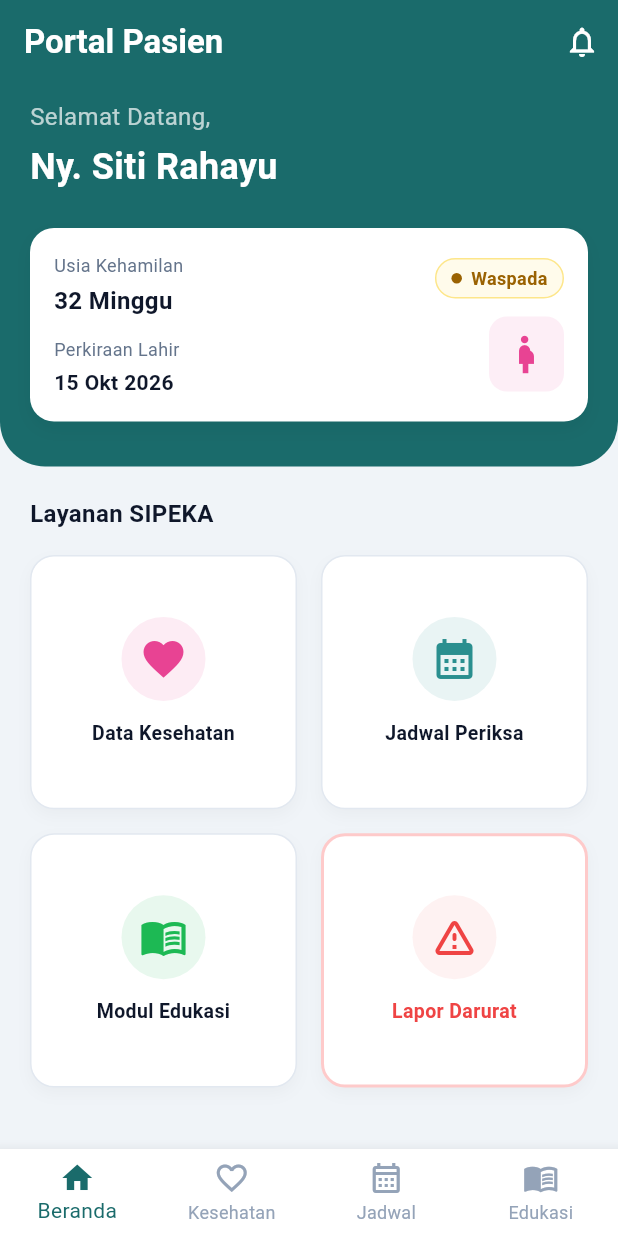
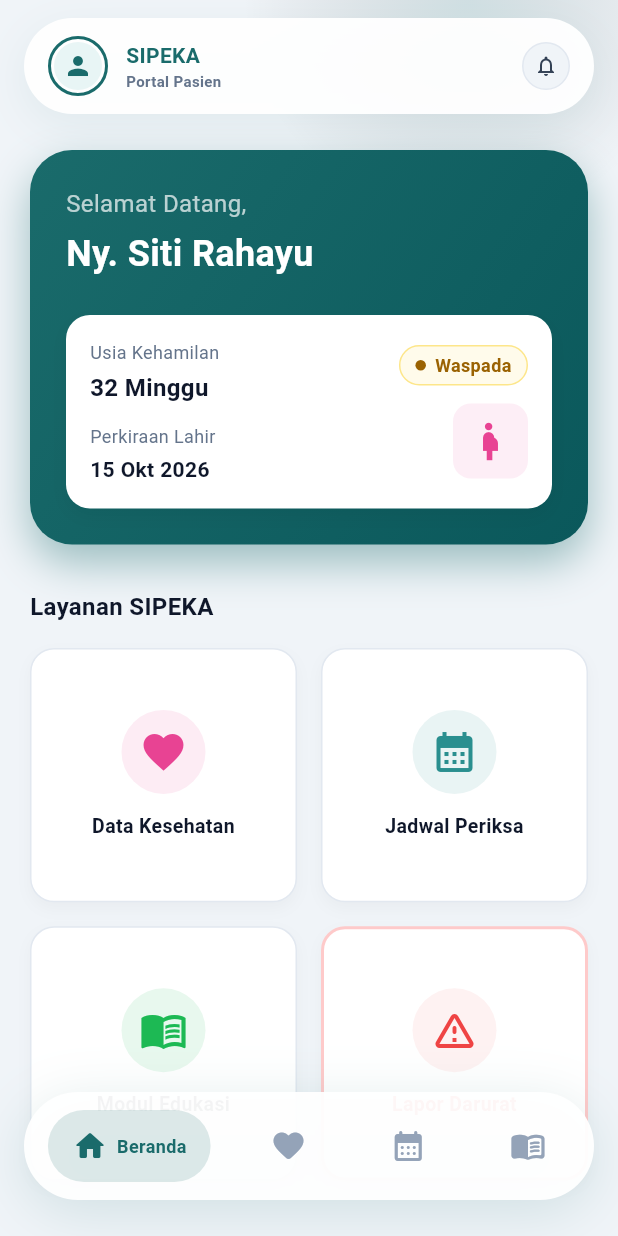
Before and after one commit to ardhikaxx/sipeka-mobile, a Flutter app: the screen it shows after launch, on a phone screen of 412 x 824 dp. Run offline on Flutter 3.47's test engine with Material 3 defaults, Android fonts, the phone set to English and light mode, and no system bars; our stand-ins replace get.

Commit message:
feat: implement floating header and floating bottom navigation bar similar to kliniktap

```diff
--- a/lib/features/main_nav/views/main_nav_view.dart
+++ b/lib/features/main_nav/views/main_nav_view.dart
@@ -18,20 +18,81 @@ class MainNavView extends GetView<MainNavController> {
   @override
   Widget build(BuildContext context) {
     return Scaffold(
+      extendBody: true,
       body: Obx(() => IndexedStack(index: controller.currentIndex.value, children: _pages)),
       bottomNavigationBar: Obx(
-        () => BottomNavigationBar(
-          currentIndex: controller.currentIndex.value,
-          onTap: controller.changePage,
-          selectedItemColor: AppColors.primary,
-          unselectedItemColor: AppColors.gray400,
-          type: BottomNavigationBarType.fixed,
-          backgroundColor: Colors.white,
-          items: const [
-            BottomNavigationBarItem(icon: Icon(Icons.home_outlined), activeIcon: Icon(Icons.home), label: 'Beranda'),
-            BottomNavigationBarItem(icon: Icon(Icons.favorite_outline), activeIcon: Icon(Icons.favorite), label: 'Kesehatan'),
-            BottomNavigationBarItem(icon: Icon(Icons.calendar_month_outlined), activeIcon: Icon(Icons.calendar_month), label: 'Jadwal'),
-            BottomNavigationBarItem(icon: Icon(Icons.menu_book_outlined), activeIcon: Icon(Icons.menu_book), label: 'Edukasi'),
+        () => SafeArea(
+          child: Padding(
+            padding: const EdgeInsets.fromLTRB(16, 0, 16, 24),
+            child: Container(
+              height: 72,
+              padding: const EdgeInsets.symmetric(horizontal: 4),
+              decoration: BoxDecoration(
+                color: Colors.white.withOpacity(0.95),
+                borderRadius: BorderRadius.circular(36),
+                boxShadow: [
+                  BoxShadow(
+                    color: AppColors.primary.withOpacity(0.15),
+                    blurRadius: 32,
+                    offset: const Offset(0, 8),
+                  ),
+                ],
+              ),
+              child: Row(
+                mainAxisAlignment: MainAxisAlignment.spaceAround,
+                children: [
+                  _buildNavItem(controller.currentIndex.value, 0, Icons.home_rounded, 'Beranda'),
+                  _buildNavItem(controller.currentIndex.value, 1, Icons.favorite_rounded, 'Kesehatan'),
+                  _buildNavItem(controller.currentIndex.value, 2, Icons.calendar_month_rounded, 'Jadwal'),
+                  _buildNavItem(controller.currentIndex.value, 3, Icons.menu_book_rounded, 'Edukasi'),
+                ],
+              ),
+            ),
+          ),
+        ),
+      ),
+    );
+  }
+
+  Widget _buildNavItem(int currentIndex, int itemIndex, IconData icon, String label) {
+    final isSelected = currentIndex == itemIndex;
+    final MainNavController controller = Get.find<MainNavController>();
+    return GestureDetector(
+      onTap: () => controller.changePage(itemIndex),
+      behavior: HitTestBehavior.opaque,
+      child: AnimatedContainer(
+        duration: const Duration(milliseconds: 300),
+        curve: Curves.easeOutCubic,
+        padding: const EdgeInsets.symmetric(horizontal: 16, vertical: 12),
+        decoration: BoxDecoration(
+          color: isSelected ? AppColors.primary.withOpacity(0.15) : Colors.transparent,
+          borderRadius: BorderRadius.circular(24),
+        ),
+        child: Row(
+          mainAxisSize: MainAxisSize.min,
+          children: [
+            Icon(
+              icon,
+              size: 24,
+              color: isSelected ? AppColors.primary : AppColors.gray400,
+            ),
+            AnimatedSize(
+              duration: const Duration(milliseconds: 300),
+              curve: Curves.easeOutCubic,
+              child: isSelected
+                  ? Padding(
+                      padding: const EdgeInsets.only(left: 6),
+                      child: Text(
+                        label,
+                        style: const TextStyle(
+                          color: AppColors.primary,
+                          fontWeight: FontWeight.w700,
+                          fontSize: 12,
+                        ),
+                      ),
+                    )
+                  : const SizedBox.shrink(),
+            ),
           ],
         ),
       ),
--- a/lib/features/patient_dashboard/views/dashboard_view.dart
+++ b/lib/features/patient_dashboard/views/dashboard_view.dart
@@ -12,21 +12,42 @@ class DashboardView extends GetView<DashboardController> {
   Widget build(BuildContext context) {
     return Scaffold(
       backgroundColor: AppColors.bgApp,
-      appBar: AppBar(
-        backgroundColor: AppColors.primary,
-        elevation: 0,
-        title: const Text('Portal Pasien', style: TextStyle(color: Colors.white, fontWeight: FontWeight.bold)),
-        actions: [IconButton(icon: const Icon(Icons.notifications_outlined, color: Colors.white), onPressed: () {})],
+      body: Stack(
+        children: [
+          // Dynamic Background Element
+          Positioned(
+            top: -150,
+            right: -50,
+            child: Container(
+              width: 300,
+              height: 300,
+              decoration: BoxDecoration(
+                shape: BoxShape.circle,
+                gradient: RadialGradient(
+                  colors: [
+                    AppColors.primary.withOpacity(0.15),
+                    Colors.transparent,
+                  ],
                 ),
-      body: SingleChildScrollView(
+              ),
+            ),
+          ),
+
+          SingleChildScrollView(
+            padding: EdgeInsets.only(
+              top: MediaQuery.of(context).padding.top + 90, // space for header
+              bottom: 120, // space for floating bottom nav
+            ),
             child: Column(
               crossAxisAlignment: CrossAxisAlignment.stretch,
               children: [
                 Container(
-              padding: const EdgeInsets.only(left: 20, right: 20, top: 10, bottom: 30),
-              decoration: const BoxDecoration(
-                color: AppColors.primary,
-                borderRadius: BorderRadius.only(bottomLeft: Radius.circular(30), bottomRight: Radius.circular(30)),
+                  margin: const EdgeInsets.symmetric(horizontal: 20, vertical: 10),
+                  padding: const EdgeInsets.all(24),
+                  decoration: BoxDecoration(
+                    gradient: const LinearGradient(colors: [AppColors.primary, Color(0xFF0A585B)], begin: Alignment.topLeft, end: Alignment.bottomRight),
+                    borderRadius: BorderRadius.circular(28),
+                    boxShadow: [BoxShadow(color: AppColors.primary.withOpacity(0.4), blurRadius: 24, offset: const Offset(0, 12))],
                   ),
                   child: Column(
                     crossAxisAlignment: CrossAxisAlignment.start,
@@ -89,6 +110,68 @@ class DashboardView extends GetView<DashboardController> {
               ],
             ),
           ),
+
+          // Floating Pill Header
+          Positioned(
+            top: 0, left: 0, right: 0,
+            child: SafeArea(
+              bottom: false,
+              child: Padding(
+                padding: const EdgeInsets.symmetric(horizontal: 16, vertical: 12),
+                child: Container(
+                  height: 64,
+                  padding: const EdgeInsets.symmetric(horizontal: 16),
+                  decoration: BoxDecoration(
+                    color: Colors.white.withOpacity(0.95),
+                    borderRadius: BorderRadius.circular(32),
+                    boxShadow: [BoxShadow(color: AppColors.primary.withOpacity(0.08), blurRadius: 24, offset: const Offset(0, 8))],
+                  ),
+                  child: Row(
+                    children: [
+                      Container(
+                        padding: const EdgeInsets.all(2),
+                        decoration: BoxDecoration(
+                          shape: BoxShape.circle,
+                          border: Border.all(color: AppColors.primary, width: 2),
+                        ),
+                        child: const CircleAvatar(
+                          radius: 16,
+                          backgroundColor: AppColors.primaryPale,
+                          child: Icon(Icons.person, color: AppColors.primary, size: 20),
+                        ),
+                      ),
+                      const SizedBox(width: 12),
+                      Expanded(
+                        child: Column(
+                          crossAxisAlignment: CrossAxisAlignment.start,
+                          mainAxisAlignment: MainAxisAlignment.center,
+                          children: [
+                            const Text('SIPEKA', style: TextStyle(color: AppColors.primary, fontSize: 14, fontWeight: FontWeight.bold)),
+                            Text('Portal Pasien', style: TextStyle(color: AppColors.gray500, fontSize: 10, fontWeight: FontWeight.w600)),
+                          ],
+                        ),
+                      ),
+                      Container(
+                        width: 32, height: 32,
+                        decoration: BoxDecoration(
+                          color: AppColors.bgApp,
+                          shape: BoxShape.circle,
+                          border: Border.all(color: AppColors.gray200),
+                        ),
+                        child: IconButton(
+                          padding: EdgeInsets.zero,
+                          onPressed: () {},
+                          icon: const Icon(Icons.notifications_outlined, color: AppColors.gray700, size: 16),
+                        ),
+                      ),
+                    ],
+                  ),
+                ),
+              ),
+            ),
+          ),
+        ],
+      ),
     );
   }
 
```
Lines whose indentation alone changed are shown as unchanged.
